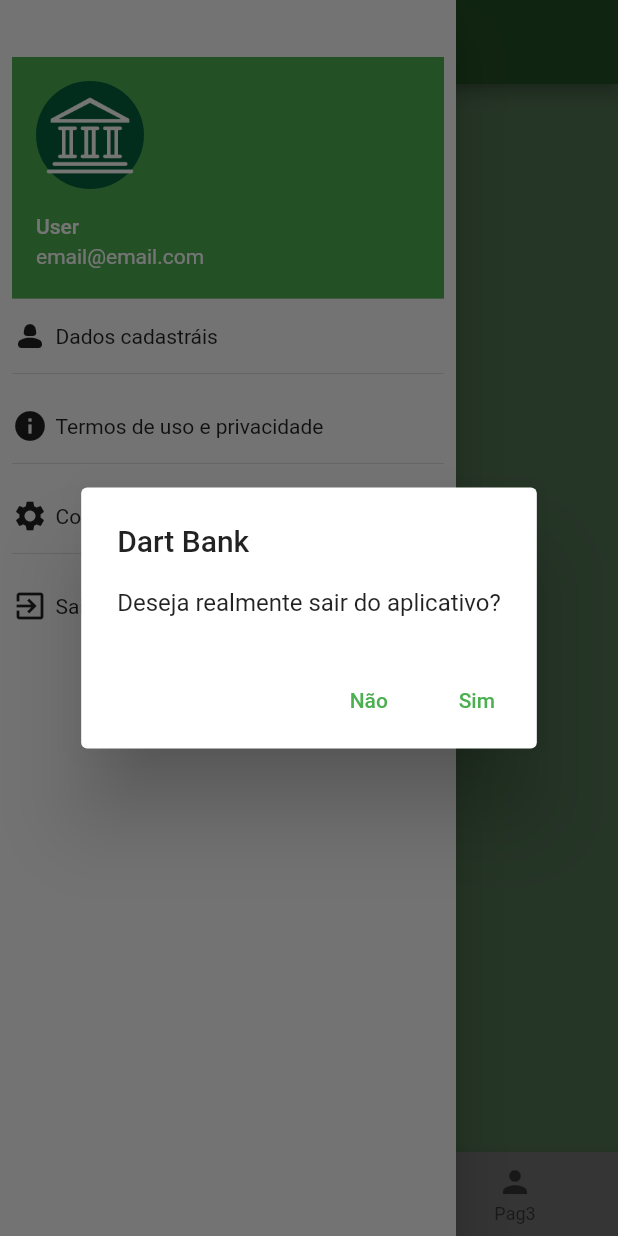
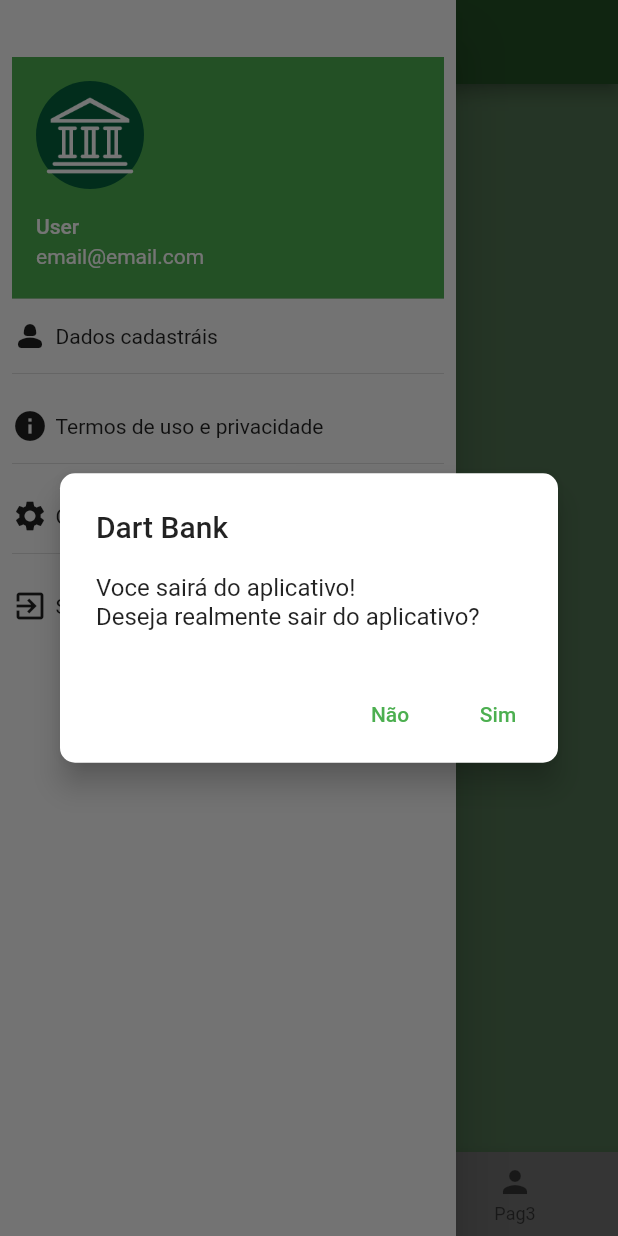
Before and after one commit to GiovanaThais/dartbank, a Flutter app: the HomePage screen opened directly, in the side drawer, after a tap on "Sair", on a phone screen of 412 x 824 dp. Run offline on Flutter 3.47's test engine with Material 2 defaults, Android fonts, the phone set to English and light mode, and no system bars.

Commit message:
fix:login route

```diff
--- a/dart_bank/lib/core/widgets/custom_drawer_widget.dart
+++ b/dart_bank/lib/core/widgets/custom_drawer_widget.dart
@@ -1,6 +1,8 @@
 import 'package:dart_bank/features/auth/register/register_page.dart';
-import 'package:dart_bank/pages/home/login_page.dart';
+
 import 'package:flutter/material.dart';
+
+import '../../features/auth/login/login_page.dart';
 
 class CustomDrawerWidget extends StatelessWidget {
   const CustomDrawerWidget({super.key});
@@ -160,9 +162,14 @@ class CustomDrawerWidget extends StatelessWidget {
                     context: context,
                     builder: (BuildContext bc) {
                       return AlertDialog(
+                        alignment: Alignment.centerLeft,
+                        elevation: 8,
+                        shape: RoundedRectangleBorder(
+                            borderRadius: BorderRadius.circular(10)),
                         title: const Text("Dart Bank"),
                         content: const Wrap(
                           children: [
+                            Text("Voce sairá do aplicativo!"),
                             Text("Deseja realmente sair do aplicativo?"),
                           ],
                         ),
```
